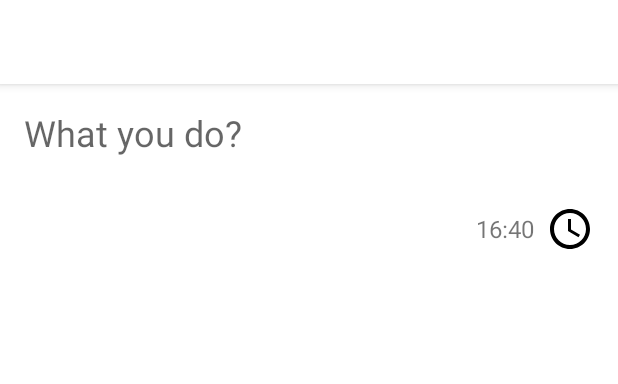
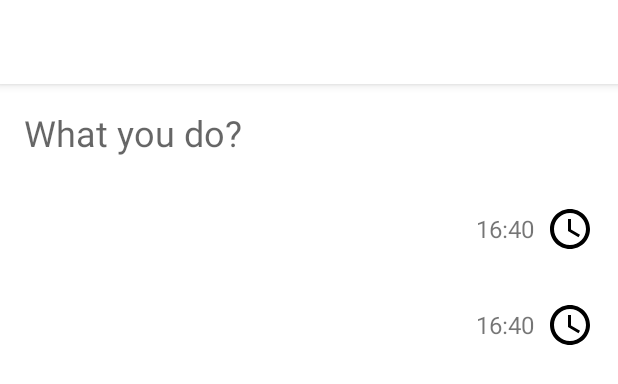
Before and after one commit to iandreyshev/android_timetracking, an Android app: the layout fragment_editor.xml on its own in the app's theme, with its tools: preview values and no code run, on a phone screen of 412 x 824 dp. Shown: the top 384 px of the screen. Run offline under Robolectric (Android 15) with nearby library versions, the phone set to English and light mode, and no system bars.

Commit message:
Начал добавление стартового времени

```diff
--- a/app/src/main/java/ru/iandreyshev/timemanager/repository/EventEntity.kt
+++ b/app/src/main/java/ru/iandreyshev/timemanager/repository/EventEntity.kt
@@ -6,6 +6,7 @@ import androidx.room.TypeConverters
 import org.threeten.bp.ZonedDateTime
 import ru.iandreyshev.timemanager.domain.CardId
 import ru.iandreyshev.timemanager.domain.Event
+import ru.iandreyshev.timemanager.domain.EventId
 
 @Entity(tableName = "events")
 @TypeConverters(TimeTypeConverter::class)
--- a/app/src/main/java/ru/iandreyshev/timemanager/repository/IEventDao.kt
+++ b/app/src/main/java/ru/iandreyshev/timemanager/repository/IEventDao.kt
@@ -14,7 +14,7 @@ interface IEventDao {
     @Query("SELECT * FROM events WHERE :id == id LIMIT 1")
     fun get(id: Long): EventEntity?
 
-    @Query("SELECT * FROM events WHERE :cardId == cardId")
+    @Query("SELECT * FROM events WHERE :cardId == cardId ORDER BY endTime DESC")
     fun getAll(cardId: Long): List<EventEntity>
 
     @Update
--- a/app/src/main/java/ru/iandreyshev/timemanager/ui/editor/EditorViewModel.kt
+++ b/app/src/main/java/ru/iandreyshev/timemanager/ui/editor/EditorViewModel.kt
@@ -15,6 +15,7 @@ import java.util.*
 class EditorViewModel(
     private val cardId: CardId,
     private val eventId: EventId,
+    val hasStartTime: Boolean,
     private val repository: IRepository,
     private val dateProvider: IDateProvider,
     private val observer: Observer<EditorAction>
--- a/app/src/main/java/ru/iandreyshev/timemanager/ui/timeline/EventViewHolder.kt
+++ b/app/src/main/java/ru/iandreyshev/timemanager/ui/timeline/EventViewHolder.kt
@@ -15,7 +15,7 @@ class EventViewHolder(
 
     fun bind(viewState: EventViewState) {
         itemView.title.text = viewState.title
-        itemView.time.text = viewState.time
+        itemView.time.text = viewState.endTime
     }
 
 }
--- a/app/src/main/java/ru/iandreyshev/timemanager/ui/timeline/EventViewState.kt
+++ b/app/src/main/java/ru/iandreyshev/timemanager/ui/timeline/EventViewState.kt
@@ -2,4 +2,8 @@ package ru.iandreyshev.timemanager.ui.timeline
 
 import ru.iandreyshev.timemanager.domain.EventId
 
-class EventViewState(val id: EventId, val title: String, val time: String)
+class EventViewState(
+    val id: EventId,
+    val title: String,
+    val endTime: String
+)
--- a/app/src/main/res/layout/fragment_editor.xml
+++ b/app/src/main/res/layout/fragment_editor.xml
@@ -52,7 +52,7 @@
                 app:layout_constraintTop_toTopOf="parent" />
 
             <LinearLayout
-                android:id="@+id/endTimeGroup"
+                android:id="@+id/startTimeGroup"
                 android:layout_width="0dp"
                 android:layout_height="wrap_content"
                 android:background="?attr/selectableItemBackground"
@@ -64,7 +64,7 @@
                 app:layout_constraintTop_toBottomOf="@id/titleView">
 
                 <TextView
-                    android:id="@+id/timeTitle"
+                    android:id="@+id/startTimeTitle"
                     android:layout_width="wrap_content"
                     android:layout_height="wrap_content"
                     android:layout_marginEnd="8dp"
@@ -73,7 +73,36 @@
                     tools:text="16:40" />
 
                 <ImageView
-                    android:id="@+id/timeIcon"
+                    android:id="@+id/startTimeIcon"
+                    android:layout_width="32dp"
+                    android:layout_height="32dp"
+                    app:srcCompat="@drawable/ic_time" />
+
+            </LinearLayout>
+
+            <LinearLayout
+                android:id="@+id/endTimeGroup"
+                android:layout_width="0dp"
+                android:layout_height="wrap_content"
+                android:background="?attr/selectableItemBackground"
+                android:gravity="center|end"
+                android:orientation="horizontal"
+                android:padding="16dp"
+                app:layout_constraintEnd_toEndOf="parent"
+                app:layout_constraintStart_toStartOf="parent"
+                app:layout_constraintTop_toBottomOf="@id/startTimeGroup">
+
+                <TextView
+                    android:id="@+id/endTimeTitle"
+                    android:layout_width="wrap_content"
+                    android:layout_height="wrap_content"
+                    android:layout_marginEnd="8dp"
+                    android:maxLines="1"
+                    android:textSize="16sp"
+                    tools:text="16:40" />
+
+                <ImageView
+                    android:id="@+id/endTimeIcon"
                     android:layout_width="32dp"
                     android:layout_height="32dp"
                     app:srcCompat="@drawable/ic_time" />
```
Also changed, not shown: app/src/main/java/ru/iandreyshev/timemanager/repository/Repository.kt (+5 -2 lines), app/src/main/java/ru/iandreyshev/timemanager/ui/extensions/EventsExt.kt (+7 -1 lines), app/src/main/res/layout/fragment_timeline.xml (+10 -2 lines).
